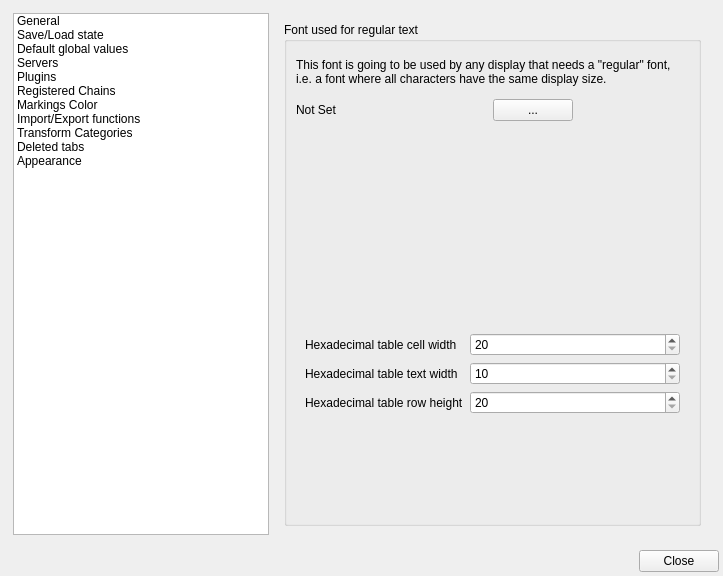
First picture: the form in gui/settingsdialog.ui, repository metrodango/pip3line, before the edit.
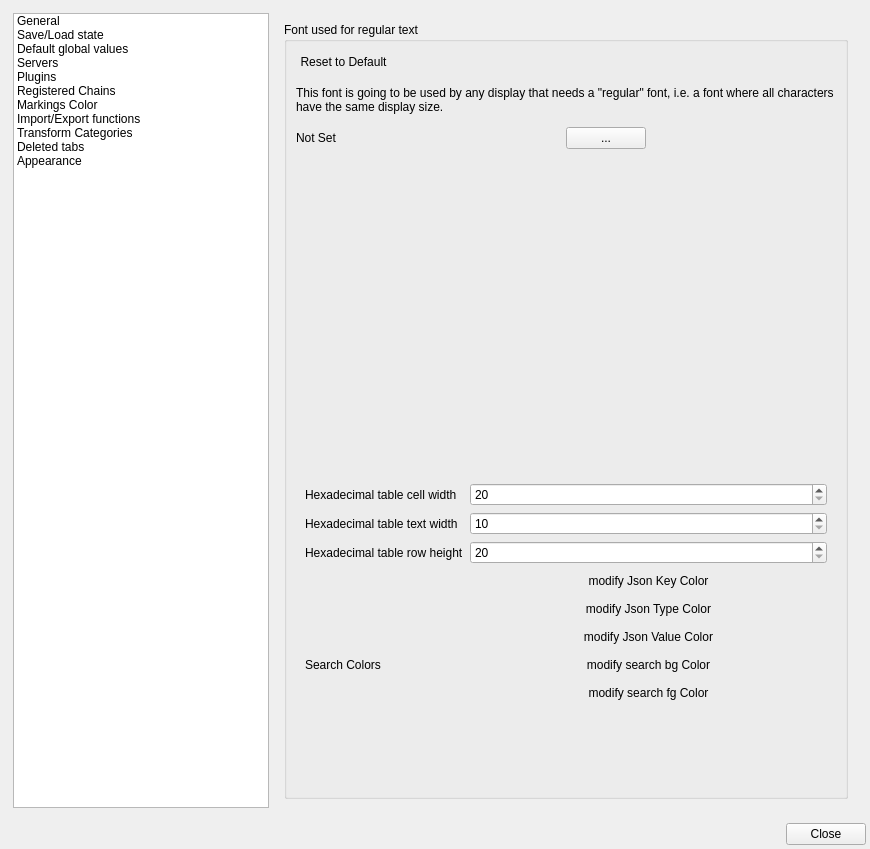
Second picture: the form after the edit. Icons and pictures are not drawn. Custom widgets are drawn as their Qt base class.

```diff
--- a/gui/settingsdialog.ui
+++ b/gui/settingsdialog.ui
@@ -15,8 +15,8 @@
    <rect>
     <x>0</x>
     <y>0</y>
-    <width>723</width>
-    <height>576</height>
+    <width>870</width>
+    <height>849</height>
    </rect>
   </property>
   <property name="windowTitle">
@@ -1222,6 +1222,25 @@
              <string>Font used for regular text</string>
             </property>
             <layout class="QVBoxLayout" name="verticalLayout_20">
+             <item>
+              <widget class="QPushButton" name="resetAppearancePushButton">
+               <property name="sizePolicy">
+                <sizepolicy hsizetype="Maximum" vsizetype="Fixed">
+                 <horstretch>0</horstretch>
+                 <verstretch>0</verstretch>
+                </sizepolicy>
+               </property>
+               <property name="toolTip">
+                <string>Reset to Default Values</string>
+               </property>
+               <property name="text">
+                <string>Reset to Default</string>
+               </property>
+               <property name="flat">
+                <bool>true</bool>
+               </property>
+              </widget>
+             </item>
              <item>
               <widget class="QLabel" name="regularFontDocLabel">
                <property name="sizePolicy">
@@ -1350,6 +1369,63 @@
                   </property>
                  </widget>
                 </item>
+                <item row="3" column="1">
+                 <widget class="QPushButton" name="jsonKeyColorPushButton">
+                  <property name="text">
+                   <string>modify Json Key Color</string>
+                  </property>
+                  <property name="flat">
+                   <bool>true</bool>
+                  </property>
+                 </widget>
+                </item>
+                <item row="4" column="1">
+                 <widget class="QPushButton" name="jsonValueColorPushButton">
+                  <property name="text">
+                   <string>modify Json Type Color</string>
+                  </property>
+                  <property name="flat">
+                   <bool>true</bool>
+                  </property>
+                 </widget>
+                </item>
+                <item row="5" column="1">
+                 <widget class="QPushButton" name="jsonTypeColorPushButton">
+                  <property name="text">
+                   <string>modify Json Value Color</string>
+                  </property>
+                  <property name="flat">
+                   <bool>true</bool>
+                  </property>
+                 </widget>
+                </item>
+                <item row="6" column="1">
+                 <widget class="QPushButton" name="searchBgPushButton">
+                  <property name="text">
+                   <string>modify search bg Color</string>
+                  </property>
+                  <property name="flat">
+                   <bool>true</bool>
+                  </property>
+                 </widget>
+                </item>
+                <item row="7" column="1">
+                 <widget class="QPushButton" name="searchFgPushButton">
+                  <property name="text">
+                   <string>modify search fg Color</string>
+                  </property>
+                  <property name="flat">
+                   <bool>true</bool>
+                  </property>
+                 </widget>
+                </item>
+                <item row="6" column="0">
+                 <widget class="QLabel" name="searchColorLabel">
+                  <property name="text">
+                   <string>Search Colors</string>
+                  </property>
+                 </widget>
+                </item>
                </layout>
               </widget>
              </item>
```
Left out of the diff: 2 changed lines with no effect on the pictures.
